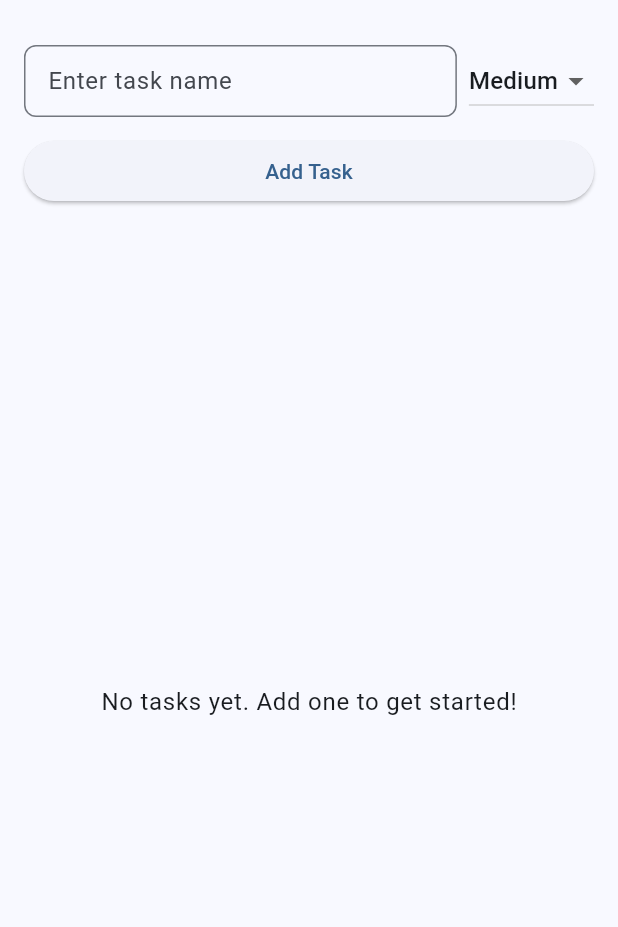
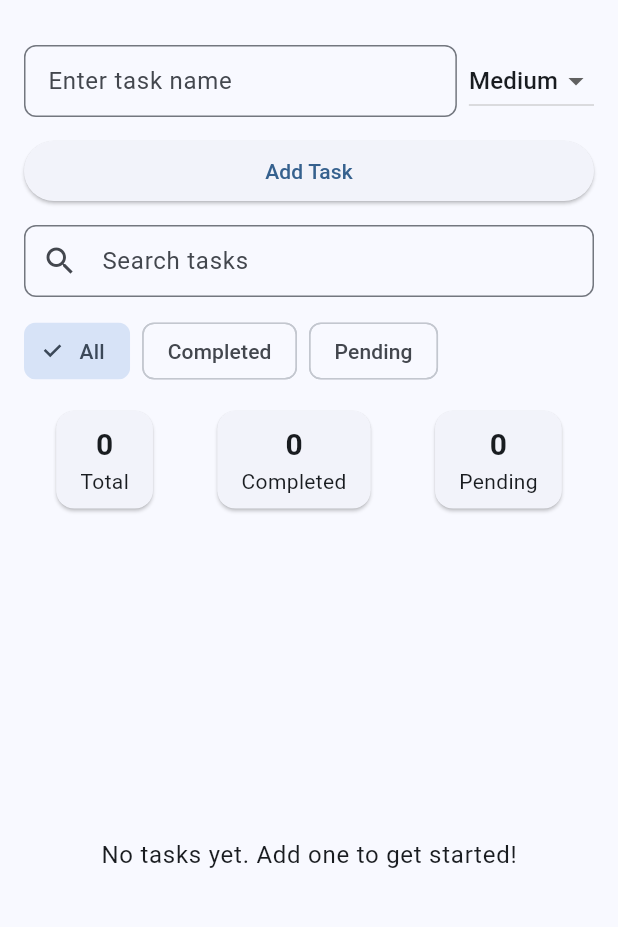
Before and after one commit to Osman-OO/cw3dev, a Flutter app: the screen it shows after launch, on a phone screen of 412 x 824 dp, the part 63-990 px from its top. Run offline on Flutter 3.47's test engine with Material 3 defaults, Android fonts, the phone set to English and light mode, and no system bars; our stand-ins replace shared_preferences.

Commit message:
Part 2: Add search, filter, and task statistics features

```diff
--- a/lib/main.dart
+++ b/lib/main.dart
@@ -2,7 +2,8 @@ import 'package:flutter/material.dart';
 import 'package:shared_preferences/shared_preferences.dart';
 import 'dart:convert';
 
-void main() {
+void main() async {
+  WidgetsFlutterBinding.ensureInitialized();
   runApp(const TaskManagerApp());
 }
 
@@ -93,9 +94,12 @@ class TaskListScreen extends StatefulWidget {
 
 class _TaskListScreenState extends State<TaskListScreen> {
   List<Task> tasks = [];
+  List<Task> filteredTasks = [];
   final TextEditingController taskController = TextEditingController();
+  final TextEditingController searchController = TextEditingController();
   String selectedPriority = 'Medium';
   late SharedPreferences prefs;
+  String filterType = 'All';
 
   @override
   void initState() {
@@ -111,6 +115,7 @@ class _TaskListScreenState extends State<TaskListScreen> {
       setState(() {
         tasks = decoded.map((item) => Task.fromJson(item)).toList();
         sortTasksByPriority();
+        filteredTasks = tasks;
       });
     }
   }
@@ -143,6 +148,7 @@ class _TaskListScreenState extends State<TaskListScreen> {
         ),
       );
       sortTasksByPriority();
+      filterTasks();
     });
     saveTasks();
     taskController.clear();
@@ -151,25 +157,66 @@ class _TaskListScreenState extends State<TaskListScreen> {
 
   void toggleTaskCompletion(int index) {
     setState(() {
-      tasks[index].isCompleted = !tasks[index].isCompleted;
+      final taskId = filteredTasks[index].id;
+      final taskIndex = tasks.indexWhere((t) => t.id == taskId);
+      if (taskIndex != -1) {
+        tasks[taskIndex].isCompleted = !tasks[taskIndex].isCompleted;
+      }
+      filterTasks();
     });
     saveTasks();
   }
 
   void deleteTask(int index) {
     setState(() {
-      tasks.removeAt(index);
+      final taskId = filteredTasks[index].id;
+      tasks.removeWhere((t) => t.id == taskId);
+      filterTasks();
     });
     saveTasks();
   }
 
   void updateTaskPriority(int index, String newPriority) {
     setState(() {
-      tasks[index].priority = newPriority;
-      sortTasksByPriority();
+      final taskId = filteredTasks[index].id;
+      final taskIndex = tasks.indexWhere((t) => t.id == taskId);
+      if (taskIndex != -1) {
+        tasks[taskIndex].priority = newPriority;
+        sortTasksByPriority();
+      }
+      filterTasks();
     });
     saveTasks();
   }
+
+  void filterTasks() {
+    setState(() {
+      if (filterType == 'Completed') {
+        filteredTasks = tasks.where((t) => t.isCompleted).toList();
+      } else if (filterType == 'Pending') {
+        filteredTasks = tasks.where((t) => !t.isCompleted).toList();
+      } else {
+        filteredTasks = tasks;
+      }
+      applySearch();
+    });
+  }
+
+  void applySearch() {
+    setState(() {
+      if (searchController.text.isEmpty) {
+        filterTasks();
+      } else {
+        final query = searchController.text.toLowerCase();
+        filteredTasks = filteredTasks
+            .where((t) => t.name.toLowerCase().contains(query))
+            .toList();
+      }
+    });
+  }
+
+  int getCompletedCount() => tasks.where((t) => t.isCompleted).length;
+  int getPendingCount() => tasks.where((t) => !t.isCompleted).length;
 
   @override
   Widget build(BuildContext context) {
@@ -235,21 +282,77 @@ class _TaskListScreenState extends State<TaskListScreen> {
                     child: const Text('Add Task'),
                   ),
                 ),
+                const SizedBox(height: 12),
+                TextField(
+                  controller: searchController,
+                  decoration: InputDecoration(
+                    hintText: 'Search tasks',
+                    prefixIcon: const Icon(Icons.search),
+                    border: OutlineInputBorder(
+                      borderRadius: BorderRadius.circular(8),
+                    ),
+                    contentPadding: const EdgeInsets.symmetric(
+                      horizontal: 12,
+                      vertical: 12,
+                    ),
+                  ),
+                  onChanged: (_) => applySearch(),
+                ),
+                const SizedBox(height: 12),
+                Row(
+                  children: [
+                    Expanded(
+                      child: SingleChildScrollView(
+                        scrollDirection: Axis.horizontal,
+                        child: Row(
+                          children: ['All', 'Completed', 'Pending']
+                              .map(
+                                (filter) => Padding(
+                                  padding: const EdgeInsets.only(right: 8),
+                                  child: FilterChip(
+                                    label: Text(filter),
+                                    selected: filterType == filter,
+                                    onSelected: (_) {
+                                      setState(() {
+                                        filterType = filter;
+                                        filterTasks();
+                                      });
+                                    },
+                                  ),
+                                ),
+                              )
+                              .toList(),
+                        ),
+                      ),
+                    ),
+                  ],
+                ),
+                const SizedBox(height: 12),
+                Row(
+                  mainAxisAlignment: MainAxisAlignment.spaceAround,
+                  children: [
+                    _buildStatCard('Total', tasks.length.toString()),
+                    _buildStatCard('Completed', getCompletedCount().toString()),
+                    _buildStatCard('Pending', getPendingCount().toString()),
+                  ],
+                ),
               ],
             ),
           ),
           Expanded(
-            child: tasks.isEmpty
+            child: filteredTasks.isEmpty
                 ? Center(
                     child: Text(
-                      'No tasks yet. Add one to get started!',
+                      tasks.isEmpty
+                          ? 'No tasks yet. Add one to get started!'
+                          : 'No tasks match your filter',
                       style: Theme.of(context).textTheme.bodyLarge,
                     ),
                   )
                 : ListView.builder(
-                    itemCount: tasks.length,
+                    itemCount: filteredTasks.length,
                     itemBuilder: (context, index) {
-                      final task = tasks[index];
+                      final task = filteredTasks[index];
                       return TaskTile(
                         task: task,
                         onToggle: () => toggleTaskCompletion(index),
@@ -265,9 +368,27 @@ class _TaskListScreenState extends State<TaskListScreen> {
     );
   }
 
+  Widget _buildStatCard(String label, String value) {
+    return Card(
+      child: Padding(
+        padding: const EdgeInsets.symmetric(horizontal: 16, vertical: 8),
+        child: Column(
+          children: [
+            Text(
+              value,
+              style: const TextStyle(fontSize: 20, fontWeight: FontWeight.bold),
+            ),
+            Text(label),
+          ],
+        ),
+      ),
+    );
+  }
+
   @override
   void dispose() {
     taskController.dispose();
+    searchController.dispose();
     super.dispose();
   }
 }
```
